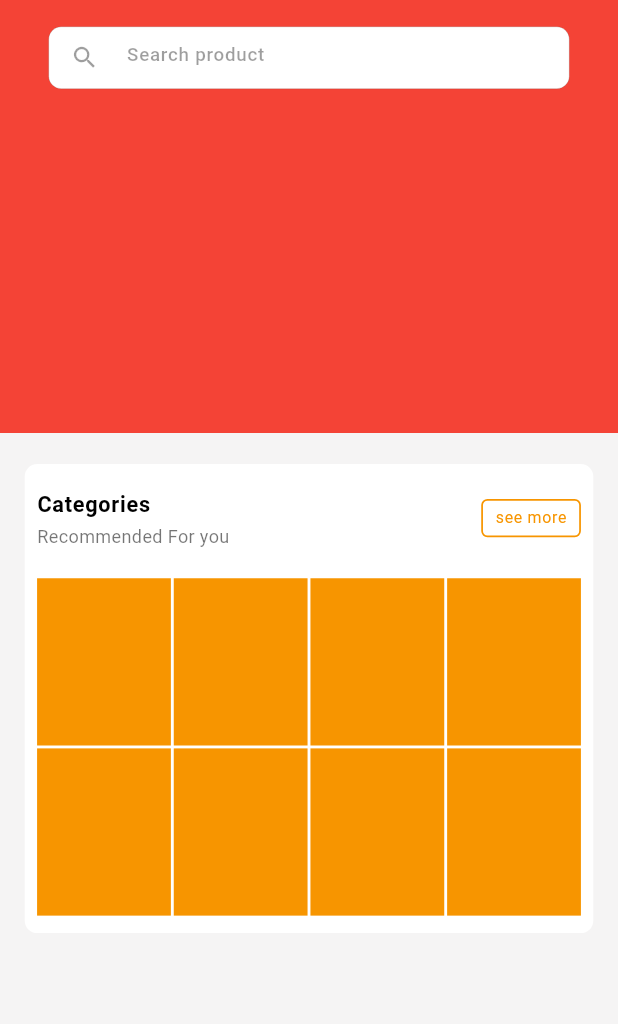
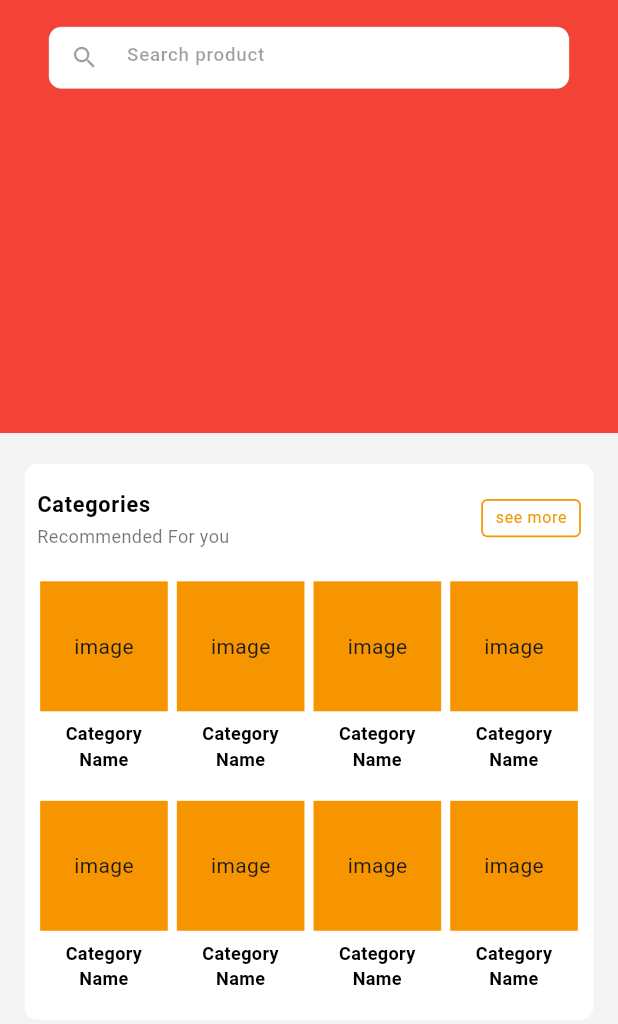
Before and after one commit to programmermdemonmiah/ecom_matrix, a Flutter app: the screen it shows after launch, on a phone screen of 412 x 824 dp. Shown: the top 1024 px of the screen. Run offline on Flutter 3.47's test engine with Material 3 defaults, Android fonts, the light colour scheme and no system bars; our stand-ins replace flutter_screenutil, get; Roboto replaces fonts that are missing (Manrope).

Commit message:
update home categoris

```diff
--- a/lib/view/home/components/home_categories.dart
+++ b/lib/view/home/components/home_categories.dart
@@ -40,24 +40,45 @@ class HomeCategories extends StatelessWidget {
             ),
           ),
           Container(
-            height: 250.sp,
+            height: 310.sp,
             padding: edgeInsetsSym(2, 1),
             child: GridView.builder(
               itemCount: 8,
               shrinkWrap: true,
               primary: false,
-              gridDelegate: SliverGridDelegateWithFixedCrossAxisCount(
-                crossAxisCount: 4,
-                mainAxisSpacing: 2.sp,
-                crossAxisSpacing: 2.sp,
-                // mainAxisExtent: 1 / 1,
-                childAspectRatio: 4 / 5,
-              ),
+              gridDelegate: SliverGridDelegateWithMaxCrossAxisExtent(
+                  maxCrossAxisExtent: 100.sp,
+                  mainAxisSpacing: 2.sp,
+                  crossAxisSpacing: 2.sp,
+                  mainAxisExtent: 150.sp
+                  // mainAxisExtent: 1 / 1,
+                  // childAspectRatio: 4 / 5,
+                  ),
               itemBuilder: (context, index) {
                 return Container(
-                  height: 100.sp,
+                  height: 150.sp,
                   width: 100.sp,
-                  color: orrageColor,
+                  color: whiteBg,
+                  padding: edgeInsetsSym(0.5, 0.5),
+                  child: Column(
+                    children: [
+                      Container(
+                        alignment: Alignment.center,
+                        height: 90.sp,
+                        width: 100.sp,
+                        decoration: BoxDecoration(
+                          color: orrageColor,
+                        ),
+                        child: Text("image"),
+                      ),
+                      gapH(1.5),
+                      Text(
+                        "Category Name",
+                        textAlign: TextAlign.center,
+                        style: AppTextStyle.tittleSmall2(context: context),
+                      )
+                    ],
+                  ),
                 );
               },
             ),
```
